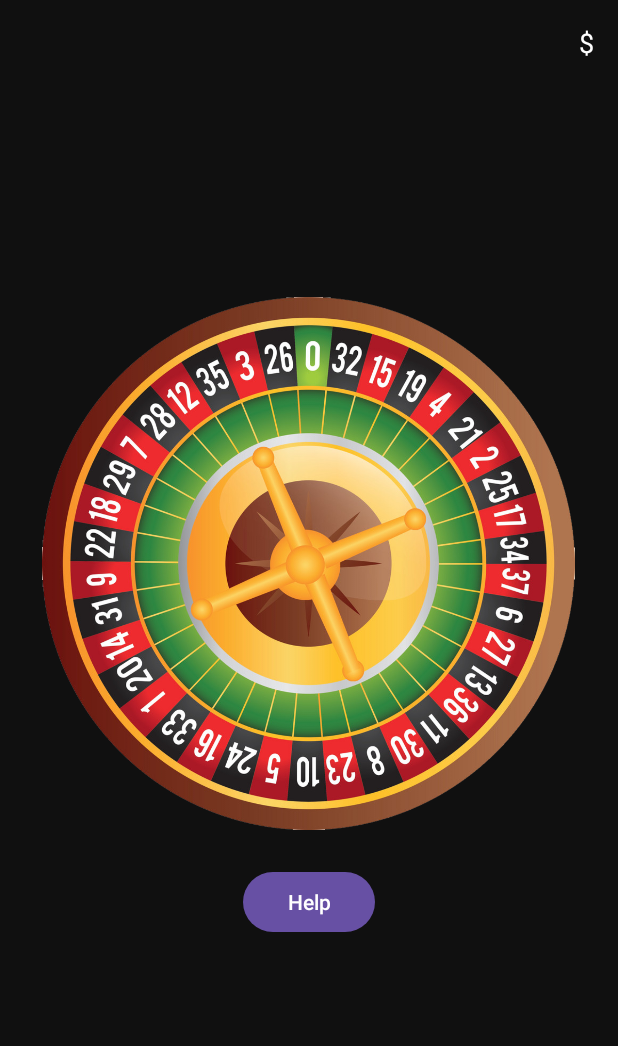
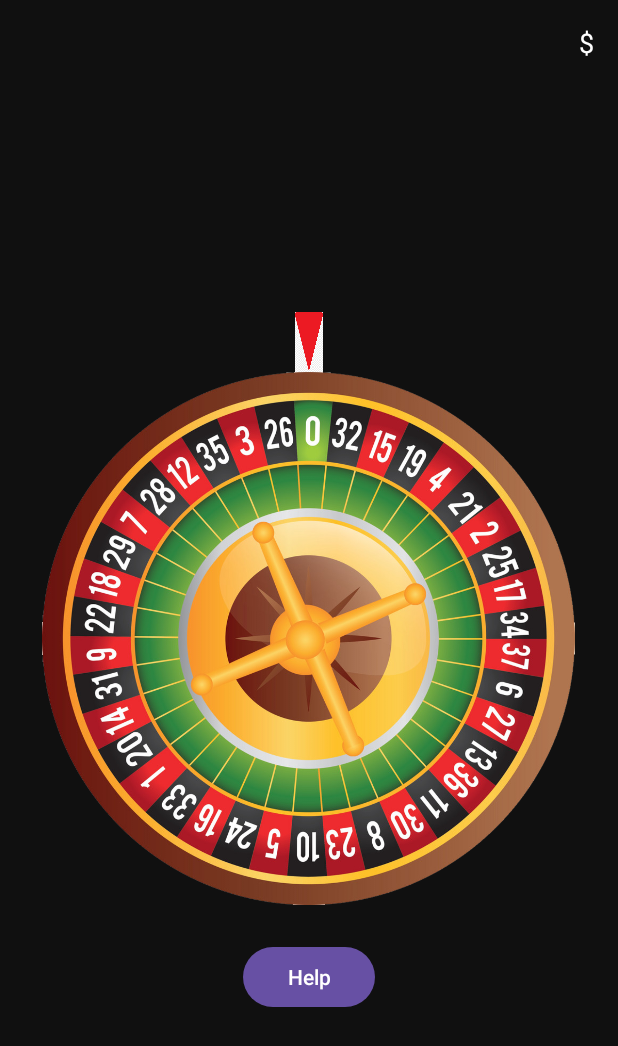
Before and after one commit to Israel-Jauregui/RouletteApp, an Android app: the screen it shows after launch (MainActivity), on a phone screen of 412 x 824 dp. Shown: the top 1046 px of the screen. Run offline under Robolectric (Android 15) with nearby library versions, the light colour scheme and no system bars.

Commit message:
Updated Randomizer Code

```diff
--- a/app/src/main/java/com/zybooks/roulette/MainActivity.java
+++ b/app/src/main/java/com/zybooks/roulette/MainActivity.java
@@ -27,11 +27,15 @@ public class MainActivity extends AppCompatActivity {
     private Random random;
 
     private int lastDegree = 0;
-    private static final int Num_Slots= 37;
+    private static final int Num_Slots= 38;
     private static final float Slot_Degrees= 360f / Num_Slots;
 
 
     private float currentRotation = 0f;
+
+    private static int[] wheelSequence = {0, 32, 15, 19, 4, 21, 2, 25, 17, 34, 37, 6, 27, 13, 36,
+            11, 30, 8, 23, 10, 5, 24, 16, 33, 1, 20, 14, 31, 9, 22,
+            18, 29, 7, 28, 12, 35, 3, 26};
 
     @SuppressLint("MissingInflatedId")
     @Override
@@ -95,4 +99,10 @@ public class MainActivity extends AppCompatActivity {
 
         rotate.start();
     }
+    private int getIndexOf(int number) {
+        for (int i = 0; i < wheelSequence.length; i++) {
+            if (wheelSequence[i] == number) return i;
+        }
+        return -1; // should never happen
+    }
 }
--- a/app/src/main/res/layout/activity_main.xml
+++ b/app/src/main/res/layout/activity_main.xml
@@ -27,6 +27,16 @@
         android:gravity="center">
 
         <ImageView
+            android:id="@+id/pointer"
+            android:layout_width="40dp"
+            android:layout_height="40dp"
+            android:src="@drawable/pointer"
+            android:layout_centerHorizontal="true"
+            android:layout_marginTop="60dp"
+            android:rotation="360"
+            android:layout_alignParentTop="true"/>
+
+        <ImageView
             android:id="@+id/rouletteTable"
             android:layout_width="355dp"
             android:layout_height="355dp"
```
Also changed, not shown: app/src/main/java/com/zybooks/roulette/Wheel.java (+4 -4 lines), app/src/main/res/drawable/pointer.png (added).
